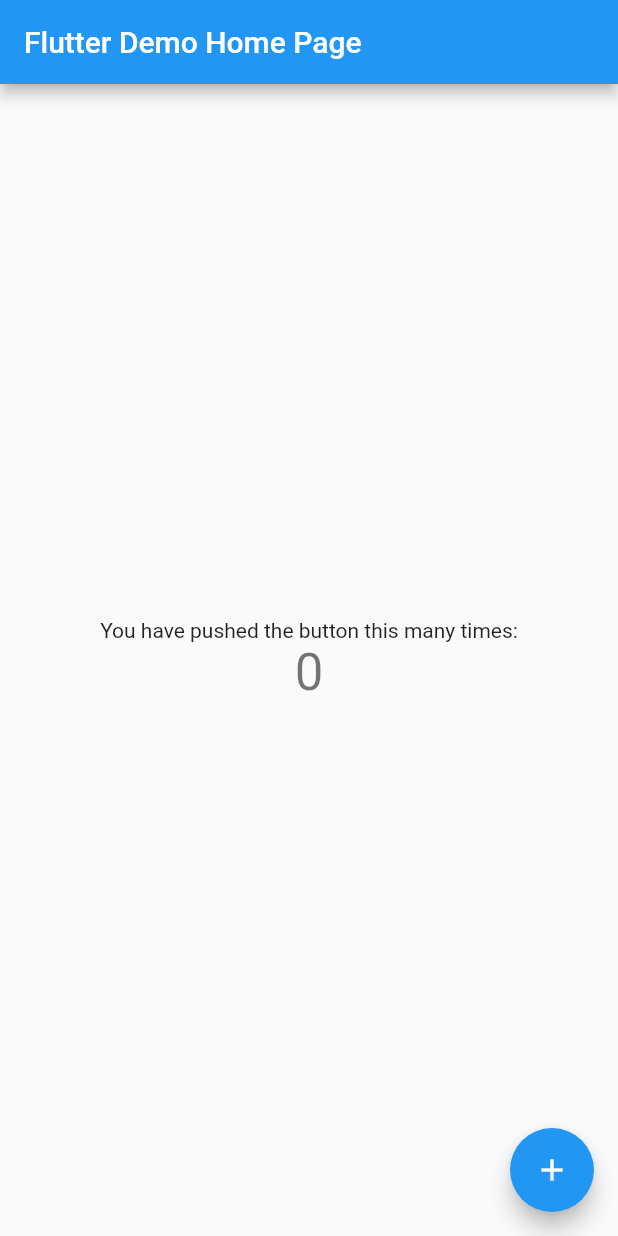
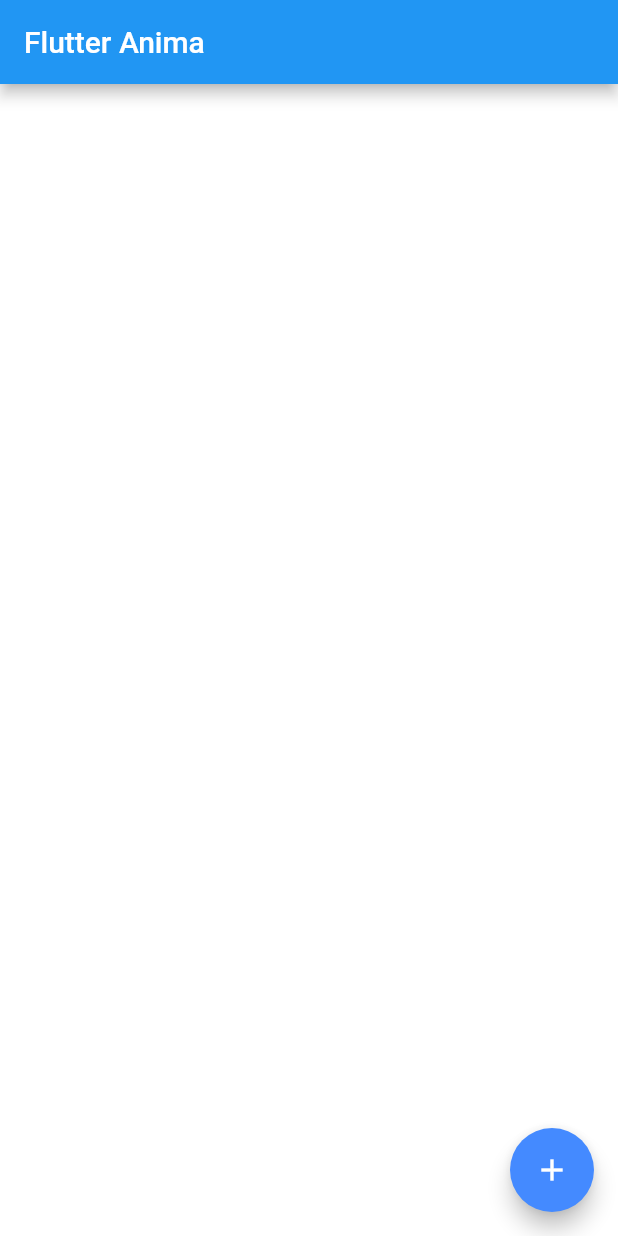
Before and after one commit to iury0393/flutter_animations, a Flutter app: the screen it shows after launch, on a phone screen of 412 x 824 dp. Run offline on Flutter 3.47's test engine with Material 2 defaults, Android fonts, the phone set to English and light mode, and no system bars.

Commit message:
Criando a tela inicial

```diff
--- a/lib/main.dart
+++ b/lib/main.dart
@@ -1,4 +1,5 @@
 import 'package:flutter/material.dart';
+import 'package:flutter_animations/screens/home_page.dart';
 
 void main() {
   runApp(MyApp());
@@ -13,54 +14,7 @@ class MyApp extends StatelessWidget {
         primarySwatch: Colors.blue,
         visualDensity: VisualDensity.adaptivePlatformDensity,
       ),
-      home: MyHomePage(title: 'Flutter Demo Home Page'),
+      home: HomePage(),
     );
   }
 }
-
-class MyHomePage extends StatefulWidget {
-  MyHomePage({Key key, this.title}) : super(key: key);
-
-  final String title;
-
-  @override
-  _MyHomePageState createState() => _MyHomePageState();
-}
-
-class _MyHomePageState extends State<MyHomePage> {
-  int _counter = 0;
-
-  void _incrementCounter() {
-    setState(() {
-      _counter++;
-    });
-  }
-
-  @override
-  Widget build(BuildContext context) {
-    return Scaffold(
-      appBar: AppBar(
-        title: Text(widget.title),
-      ),
-      body: Center(
-        child: Column(
-          mainAxisAlignment: MainAxisAlignment.center,
-          children: <Widget>[
-            Text(
-              'You have pushed the button this many times:',
-            ),
-            Text(
-              '$_counter',
-              style: Theme.of(context).textTheme.headline4,
-            ),
-          ],
-        ),
-      ),
-      floatingActionButton: FloatingActionButton(
-        onPressed: _incrementCounter,
-        tooltip: 'Increment',
-        child: Icon(Icons.add),
-      ), // This trailing comma makes auto-formatting nicer for build methods.
-    );
-  }
-}
--- /dev/null
+++ b/lib/screens/home_page.dart
@@ -0,0 +1,26 @@
+import 'package:flutter/material.dart';
+
+class HomePage extends StatelessWidget {
+  @override
+  Widget build(BuildContext context) {
+    return Scaffold(
+      backgroundColor: Colors.white,
+      appBar: AppBar(
+        title: Text('Flutter Anima'),
+      ),
+      floatingActionButton: FloatingActionButton(
+        backgroundColor: Colors.blueAccent,
+        child: Icon(
+          Icons.add,
+          color: Colors.white,
+        ),
+        onPressed: () {},
+      ),
+      body: Column(
+        children: [
+          Container(),
+        ],
+      ),
+    );
+  }
+}
```
Also changed, not shown: gitdocs/flutter-logo.png (renamed from assets/flutter-logo.png), 1 other file.
